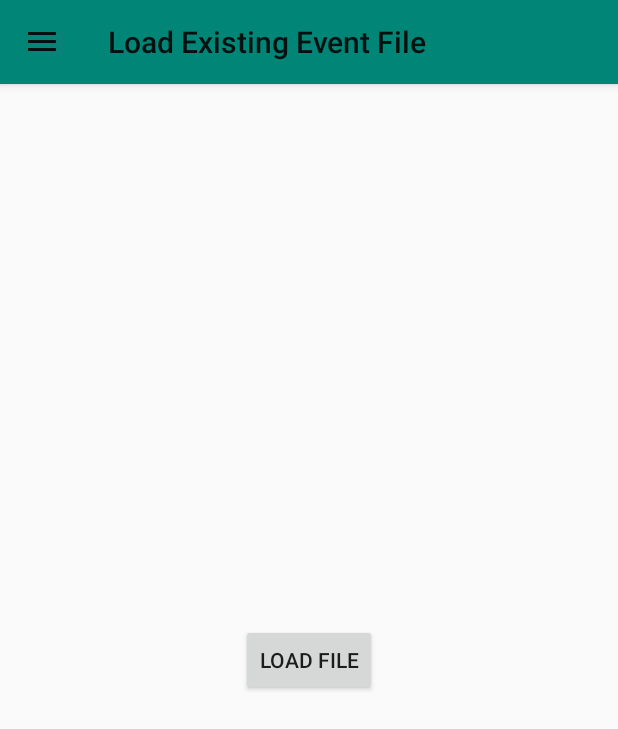
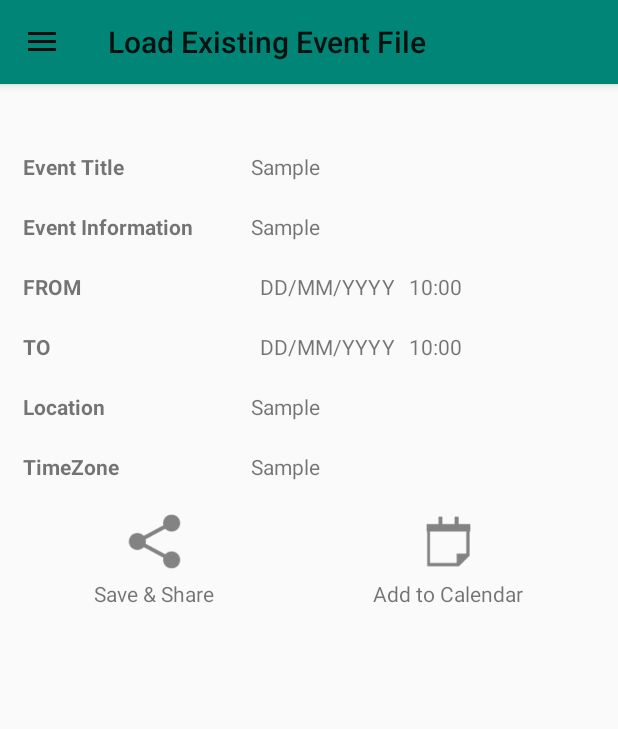
Before and after one commit to danr2710/RemindYouProject, an Android app: the screen it shows after launch (HomeActivity), in the side drawer, after a tap on "Load Existing Event File", on a phone screen of 412 x 824 dp. Shown: the top 729 px of the screen. Run offline under Robolectric (Android 15) with nearby library versions, the phone set to English and light mode, and no system bars; libraries missing offline, so code that uses them is left out: net.fortuna.ical4j.

Commit message:
UI Changes and bug fixes

```diff
--- a/app/src/main/java/com/danram/www/eventsharer/HomeActivity.java
+++ b/app/src/main/java/com/danram/www/eventsharer/HomeActivity.java
@@ -49,6 +49,16 @@ public class HomeActivity extends AppCompatActivity implements CreateEventFragme
                 e.printStackTrace();
             }
 
+
+        } else {
+            Fragment fragment;
+            try {
+                fragment = ViewEventsFragment.class.newInstance();
+                FragmentManager fragmentManager = getFragmentManager();
+                fragmentManager.beginTransaction().replace(R.id.flContent, fragment).commit();
+            } catch (InstantiationException | IllegalAccessException e) {
+                e.printStackTrace();
+            }
 
         }
         myToolbar = (Toolbar) findViewById(R.id.toolbar);
--- a/app/src/main/java/com/danram/www/eventsharer/LoadFileFragment.java
+++ b/app/src/main/java/com/danram/www/eventsharer/LoadFileFragment.java
@@ -12,6 +12,7 @@ import android.view.LayoutInflater;
 import android.view.View;
 import android.view.ViewGroup;
 import android.widget.Button;
+import android.widget.ImageView;
 import android.widget.LinearLayout;
 import android.widget.TextView;
 import android.widget.Toast;
@@ -42,8 +43,9 @@ public class LoadFileFragment extends Fragment {
     TimeZone zone;
     boolean mParam1;
     Uri mParam2;
+    ImageView addToCalendarButton;
     private OnFragmentInteractionListener mListener;
-    private Button button, addToCalendarButton;
+    private Button button;
 
     public LoadFileFragment() {
         // Required empty public constructor
@@ -70,8 +72,8 @@ public class LoadFileFragment extends Fragment {
 
         if (mParam1) {
             readICSFile(mParam2);
-        }
-
+        } else
+            showFileChooser();
         addToCalendarButton.setOnClickListener(new View.OnClickListener() {
             @Override
             public void onClick(View view) {
@@ -82,12 +84,12 @@ public class LoadFileFragment extends Fragment {
             }
 
         });
-        button.setOnClickListener(new View.OnClickListener() {
+        /*button.setOnClickListener(new View.OnClickListener() {
             @Override
             public void onClick(View v) {
                 showFileChooser();
             }
-        });
+        });*/
         return view;
     }
 
@@ -102,7 +104,7 @@ public class LoadFileFragment extends Fragment {
         eventInfo = (TextView) view.findViewById(R.id.eventInfo);
         eventLocation = (TextView) view.findViewById(R.id.locationValue);
         timeZoneValue = (TextView) view.findViewById(R.id.timeZoneValue);
-        addToCalendarButton = (Button) view.findViewById(R.id.addToCalendarbutton);
+        addToCalendarButton = (ImageView) view.findViewById(R.id.addToCalendarButton);
     }
 
 
@@ -245,7 +247,7 @@ public class LoadFileFragment extends Fragment {
                 if (resultCode == Activity.RESULT_OK) {
                     // Get the Uri of the selected file
                     Uri uri = data.getData();
-
+                    if (uri != null) {
                         Log.d(TAG, "File Uri: " + uri.toString());
                         // Get the path
                         String path;
@@ -255,6 +257,9 @@ public class LoadFileFragment extends Fragment {
                         // File file = new File(path);
                         // Initiate the upload
                         readICSFile(uri);
+                    } else {
+
+                    }
                 }
                 break;
         }
--- a/app/src/main/res/layout/fragment_load_file.xml
+++ b/app/src/main/res/layout/fragment_load_file.xml
@@ -13,7 +13,7 @@
         android:layout_alignParentTop="true"
         android:layout_marginTop="20dp"
         android:orientation="vertical"
-        android:visibility="invisible">
+        android:visibility="visible">
 
         <LinearLayout
             android:layout_width="match_parent"
@@ -177,13 +177,65 @@
 
         </LinearLayout>
 
-        <Button
-            android:id="@+id/addToCalendarbutton"
-            android:layout_width="wrap_content"
+        <Space
+            android:layout_width="match_parent"
+            android:layout_height="10dp"
+            android:layout_gravity="center_horizontal" />
+
+        <LinearLayout
+            android:layout_width="match_parent"
             android:layout_height="wrap_content"
             android:layout_gravity="center_horizontal"
-            android:layout_marginTop="10dp"
-            android:text="Add Event To Calendar" />
+            android:orientation="horizontal">
+
+            <LinearLayout
+                android:layout_width="wrap_content"
+                android:layout_height="wrap_content"
+                android:layout_weight="1"
+                android:orientation="vertical">
+
+                <ImageView
+                    android:id="@+id/share_button"
+                    android:layout_width="50dp"
+                    android:layout_height="50dp"
+                    android:layout_gravity="center_horizontal"
+                    android:src="@drawable/ic_action_share" />
+
+                <TextView
+                    android:id="@+id/textView"
+                    android:layout_width="wrap_content"
+                    android:layout_height="wrap_content"
+                    android:layout_gravity="center_horizontal"
+                    android:text="Save &amp; Share"
+                    android:textAppearance="?android:attr/textAppearanceSmall" />
+            </LinearLayout>
+
+            <LinearLayout
+                android:layout_width="wrap_content"
+                android:layout_height="wrap_content"
+                android:layout_weight="1"
+                android:orientation="vertical">
+
+                <ImageView
+                    android:id="@+id/addToCalendarButton"
+                    android:layout_width="50dp"
+                    android:layout_height="50dp"
+                    android:layout_gravity="center_horizontal"
+                    android:src="@drawable/ic_action_event" />
+
+                <TextView
+                    android:layout_width="wrap_content"
+                    android:layout_height="wrap_content"
+                    android:layout_gravity="center_horizontal"
+                    android:text="Add to Calendar"
+                    android:textAppearance="?android:attr/textAppearanceSmall" />
+
+
+            </LinearLayout>
+
+
+        </LinearLayout>
+
 
     </LinearLayout>
 
@@ -192,5 +244,6 @@
         android:layout_width="wrap_content"
         android:layout_height="wrap_content"
         android:layout_centerInParent="true"
-        android:text="load file" />
+        android:text="load file"
+        android:visibility="gone" />
 </RelativeLayout>
```
Also changed, not shown: app/src/main/java/com/danram/www/eventsharer/CalendarUtilsClass.java (+18 -10 lines), app/src/main/java/com/danram/www/eventsharer/CreateEventFragment.java (+21 -13 lines), app/src/main/res/layout/fragment_create_event.xml (+22 -19 lines). Lines whose indentation alone changed are shown as unchanged.
